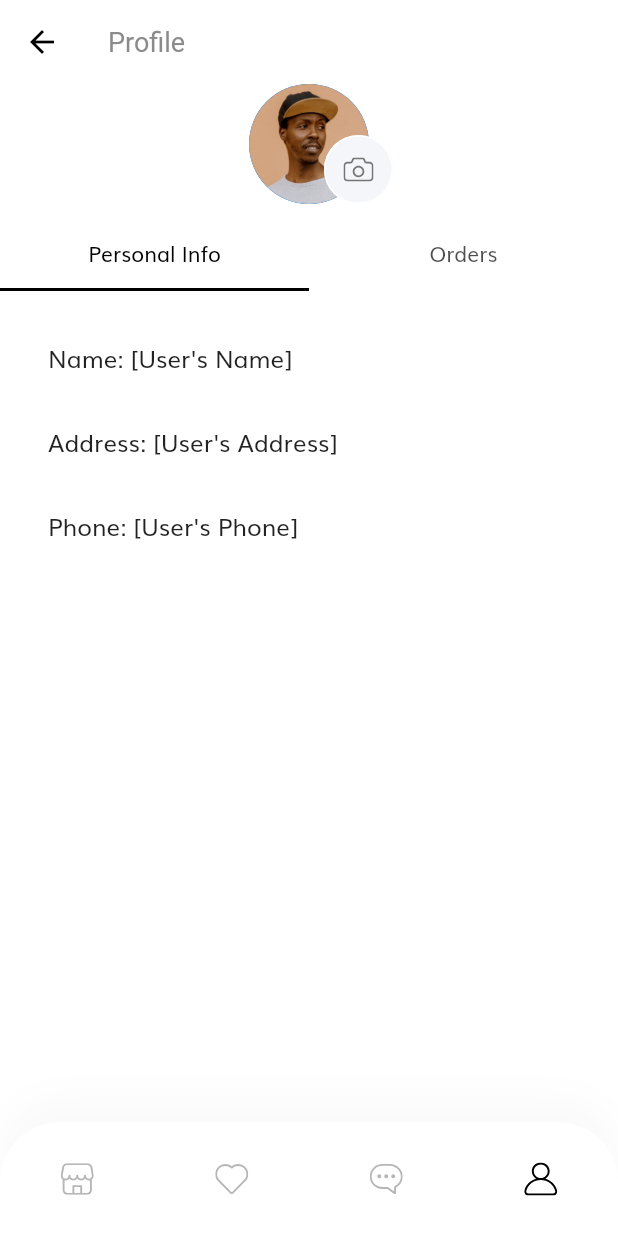
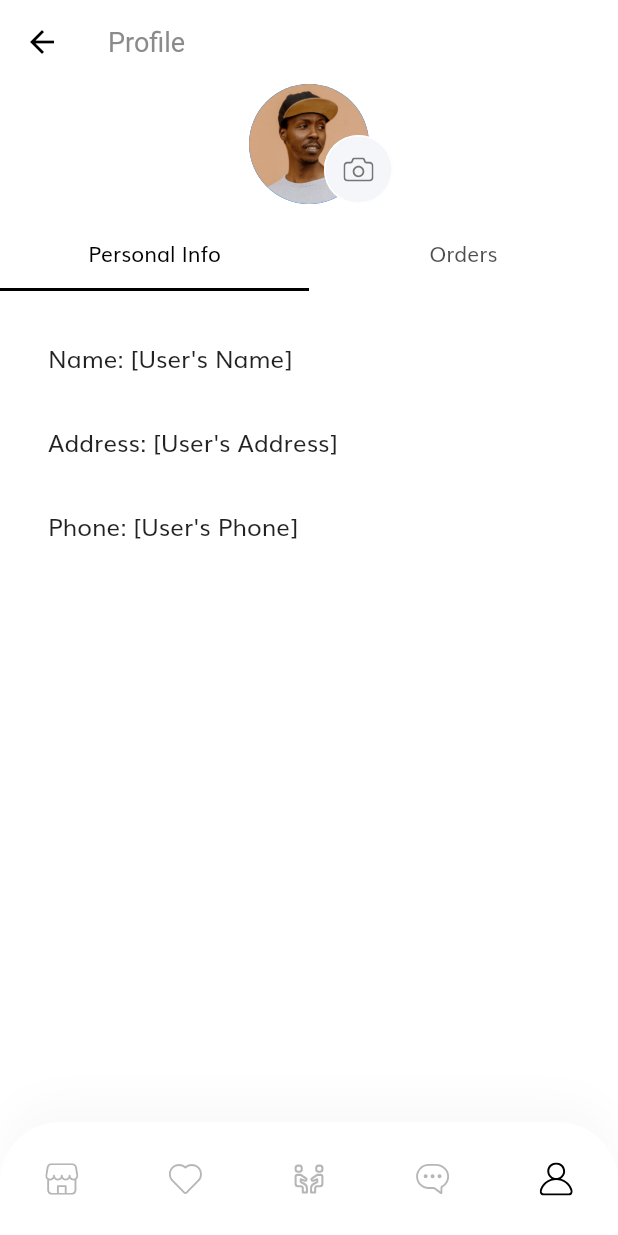
Before and after one commit to wishy-gifts-app/flutter_app, a Flutter app: the ProfileScreen screen opened by its route, on a phone screen of 412 x 824 dp. Run offline on Flutter 3.47's test engine with Material 2 defaults, Android fonts, the light colour scheme and no system bars; our stand-ins replace carousel_slider, flutter_dotenv, flutter_secure_storage, flutter_svg, otp_text_field, swipe_cards; missing offline and left inert: phone_number, string_to_color; accounts and stored records are empty.

Commit message:
create matches tab

```diff
--- a/lib/components/coustom_bottom_nav_bar.dart
+++ b/lib/components/coustom_bottom_nav_bar.dart
@@ -2,36 +2,38 @@ import 'package:flutter/material.dart';
 import 'package:flutter_svg/flutter_svg.dart';
 import 'package:shop_app/screens/home/home_screen.dart';
 import 'package:shop_app/screens/likes/likes_screen.dart';
+import 'package:shop_app/screens/matches/matches_screen.dart';
 import 'package:shop_app/screens/profile/profile_screen.dart';
 
 import '../constants.dart';
 import '../enums.dart';
 
 class CustomBottomNavBar extends StatelessWidget {
-  const CustomBottomNavBar({
+  CustomBottomNavBar({
     Key? key,
     required this.selectedMenu,
   }) : super(key: key);
 
+  final Color inActiveIconColor = Color(0xFFB6B6B6);
   final MenuState selectedMenu;
 
-  @override
-  Widget build(BuildContext context) {
-    final Color inActiveIconColor = Color(0xFFB6B6B6);
-
-    IconButton generateIconButton(
-        String iconPath, MenuState menuState, String routPath) {
+  IconButton generateIconButton(String iconPath, MenuState menuState,
+      String routPath, BuildContext context,
+      {double? height}) {
     final Color inActiveIconColor = Color(0xFFB6B6B6);
 
     return IconButton(
       icon: SvgPicture.asset(
         iconPath,
+        height: height,
         color: menuState == selectedMenu ? kPrimaryColor : inActiveIconColor,
       ),
       onPressed: () => Navigator.pushNamed(context, routPath),
     );
   }
 
+  @override
+  Widget build(BuildContext context) {
     return Container(
       padding: EdgeInsets.symmetric(vertical: 14),
       decoration: BoxDecoration(
@@ -54,15 +56,18 @@ class CustomBottomNavBar extends StatelessWidget {
             mainAxisAlignment: MainAxisAlignment.spaceAround,
             children: [
               generateIconButton("assets/icons/Shop Icon.svg", MenuState.home,
-                  HomeScreen.routeName),
+                  HomeScreen.routeName, context),
               generateIconButton("assets/icons/Heart Icon.svg",
-                  MenuState.favorite, LikesScreen.routeName),
+                  MenuState.favorite, LikesScreen.routeName, context),
+              generateIconButton("assets/icons/matches.svg", MenuState.matches,
+                  MatchesScreen.routeName, context,
+                  height: 22),
               IconButton(
                 icon: SvgPicture.asset("assets/icons/Chat bubble Icon.svg"),
                 onPressed: () {},
               ),
               generateIconButton("assets/icons/User Icon.svg",
-                  MenuState.profile, ProfileScreen.routeName),
+                  MenuState.profile, ProfileScreen.routeName, context),
             ],
           )),
     );
--- a/lib/enums.dart
+++ b/lib/enums.dart
@@ -1 +1 @@
-enum MenuState { home, favorite, message, profile }
+enum MenuState { home, favorite, matches, message, profile }
--- a/lib/routes.dart
+++ b/lib/routes.dart
@@ -3,6 +3,7 @@ import 'package:shop_app/screens/complete_profile/complete_profile_screen.dart';
 import 'package:shop_app/screens/details/details_screen.dart';
 import 'package:shop_app/screens/home/home_screen.dart';
 import 'package:shop_app/screens/login_success/login_success_screen.dart';
+import 'package:shop_app/screens/matches/matches_screen.dart';
 import 'package:shop_app/screens/otp/otp_screen.dart';
 import 'package:shop_app/screens/profile/profile_screen.dart';
 import 'package:shop_app/screens/sign_in/sign_in_screen.dart';
@@ -20,6 +21,7 @@ final Map<String, WidgetBuilder> routes = {
   },
   HomeScreen.routeName: (context) => HomeScreen(),
   LikesScreen.routeName: (context) => LikesScreen(),
+  MatchesScreen.routeName: (context) => MatchesScreen(),
   DetailsScreen.routeName: (context) => DetailsScreen(),
   ProfileScreen.routeName: (context) => ProfileScreen(),
 };
```
Also changed, not shown: lib/screens/matches/components/body.dart (added, +28 -0 lines), lib/screens/matches/components/matches_product.dart (added, +102 -0 lines), lib/screens/matches/components/mathces_header.dart (added, +23 -0 lines), lib/screens/matches/matches_screen.dart (added, +20 -0 lines), assets/icons/matches.svg (added). Lines whose indentation alone changed are shown as unchanged.
